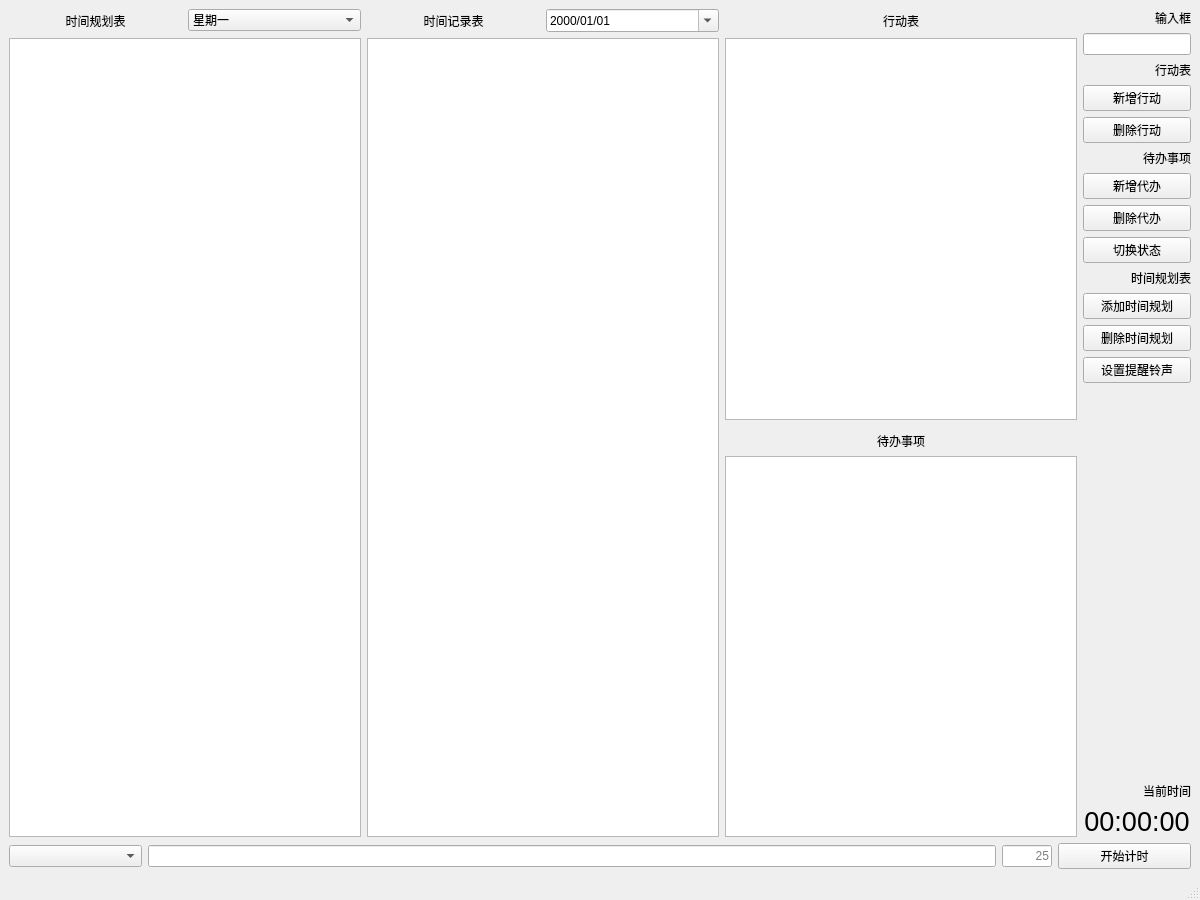
Qt form mainwindow.ui (DKLost/SpendTime) before a commit.
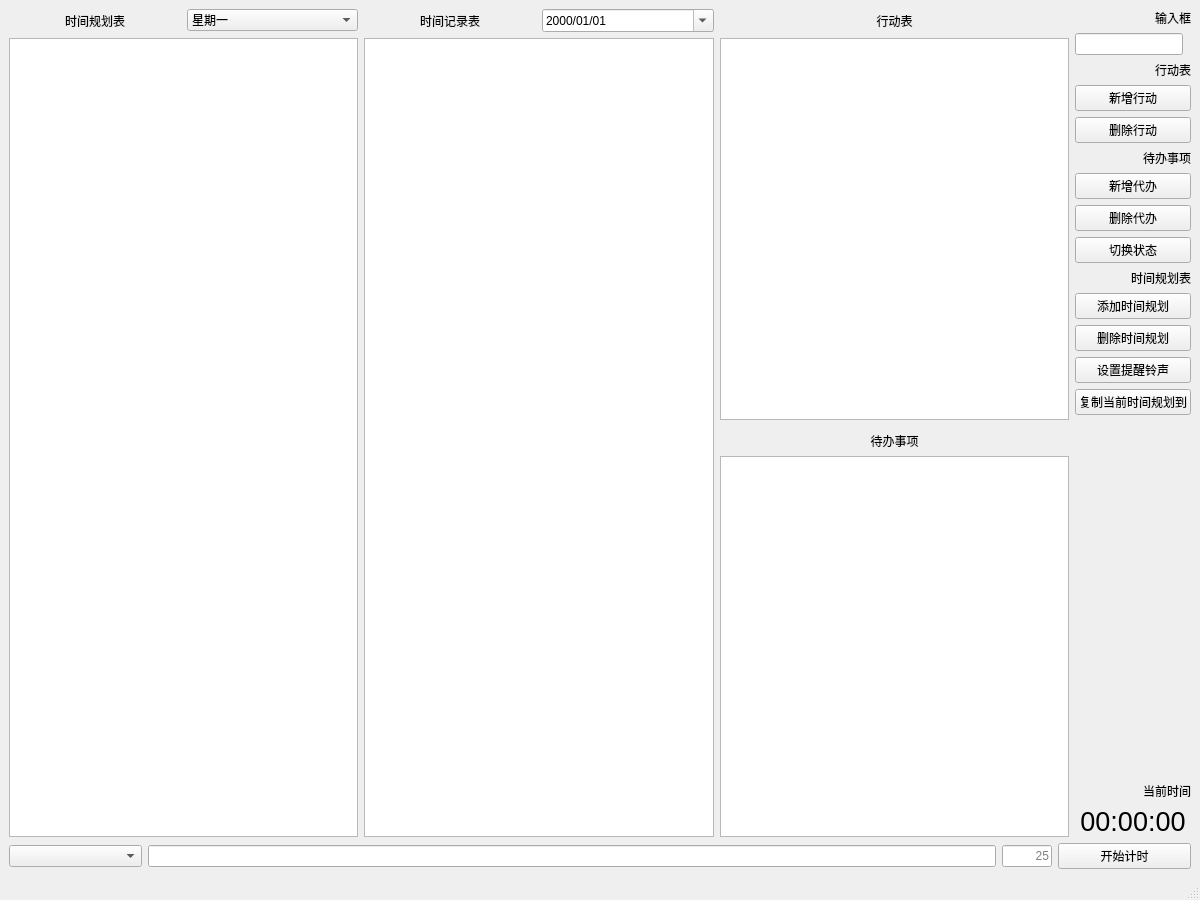
The same form after that commit. Custom widgets are drawn as their Qt base class.

Commit message: 添加时间计划拷贝功能

What changed in the file:
```diff
--- a/mainwindow.ui
+++ b/mainwindow.ui
@@ -144,7 +144,7 @@
        </layout>
       </item>
       <item>
-       <layout class="QVBoxLayout" name="verticalLayout" stretch="0,0,0,0,0,0,0,0,0,0,0,0,0,0,0,0">
+       <layout class="QVBoxLayout" name="verticalLayout" stretch="0,0,0,0,0,0,0,0,0,0,0,0,0,0,0,0,0">
         <item>
          <widget class="QLabel" name="label_3">
           <property name="text">
@@ -266,6 +266,13 @@
           </property>
          </widget>
         </item>
+        <item>
+         <widget class="QPushButton" name="pushButton">
+          <property name="text">
+           <string>复制当前时间规划到</string>
+          </property>
+         </widget>
+        </item>
         <item>
          <spacer name="verticalSpacer_2">
           <property name="orientation">
```
The commit also changes 6 other files.
